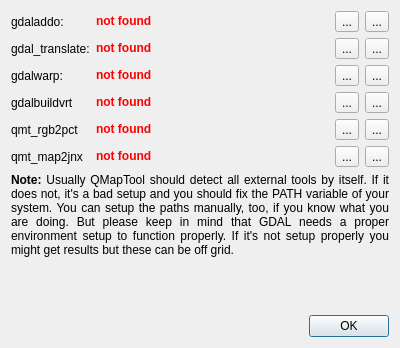
Above: src/qmaptool/setup/ISetupExtTools.ui from Maproom/qmapshack before the change. Below: the same form after it.
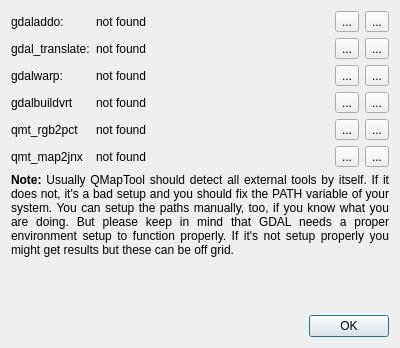
That is the form after the change. Icons and pictures are not drawn.

```diff
--- a/src/qmaptool/setup/ISetupExtTools.ui
+++ b/src/qmaptool/setup/ISetupExtTools.ui
@@ -19,7 +19,7 @@
      <item row="3" column="1">
       <widget class="QLabel" name="labelPathGdalbuildvrt">
        <property name="text">
-        <string>&lt;b style='color: red;'&gt;not found&lt;/b&gt;</string>
+        <string>not found</string>
        </property>
       </widget>
      </item>
@@ -61,7 +61,7 @@
      <item row="4" column="1">
       <widget class="QLabel" name="labelPathQmtrgb2pct">
        <property name="text">
-        <string>&lt;b style='color: red;'&gt;not found&lt;/b&gt;</string>
+        <string>not found</string>
        </property>
       </widget>
      </item>
@@ -96,7 +96,7 @@
      <item row="1" column="1">
       <widget class="QLabel" name="labelPathGdaltranslate">
        <property name="text">
-        <string>&lt;b style='color: red;'&gt;not found&lt;/b&gt;</string>
+        <string>not found</string>
        </property>
       </widget>
      </item>
@@ -170,7 +170,7 @@
      <item row="0" column="1">
       <widget class="QLabel" name="labelPathGdaladdo">
        <property name="text">
-        <string>&lt;b style='color: red;'&gt;not found&lt;/b&gt;</string>
+        <string>not found</string>
        </property>
       </widget>
      </item>
@@ -191,7 +191,7 @@
      <item row="2" column="1">
       <widget class="QLabel" name="labelPathGdalwarp">
        <property name="text">
-        <string>&lt;b style='color: red;'&gt;not found&lt;/b&gt;</string>
+        <string>not found</string>
        </property>
       </widget>
      </item>
@@ -254,7 +254,7 @@
      <item row="5" column="1">
       <widget class="QLabel" name="labelPathQmtmap2jnx">
        <property name="text">
-        <string>&lt;b style='color: red;'&gt;not found&lt;/b&gt;</string>
+        <string>not found</string>
        </property>
       </widget>
      </item>
```
